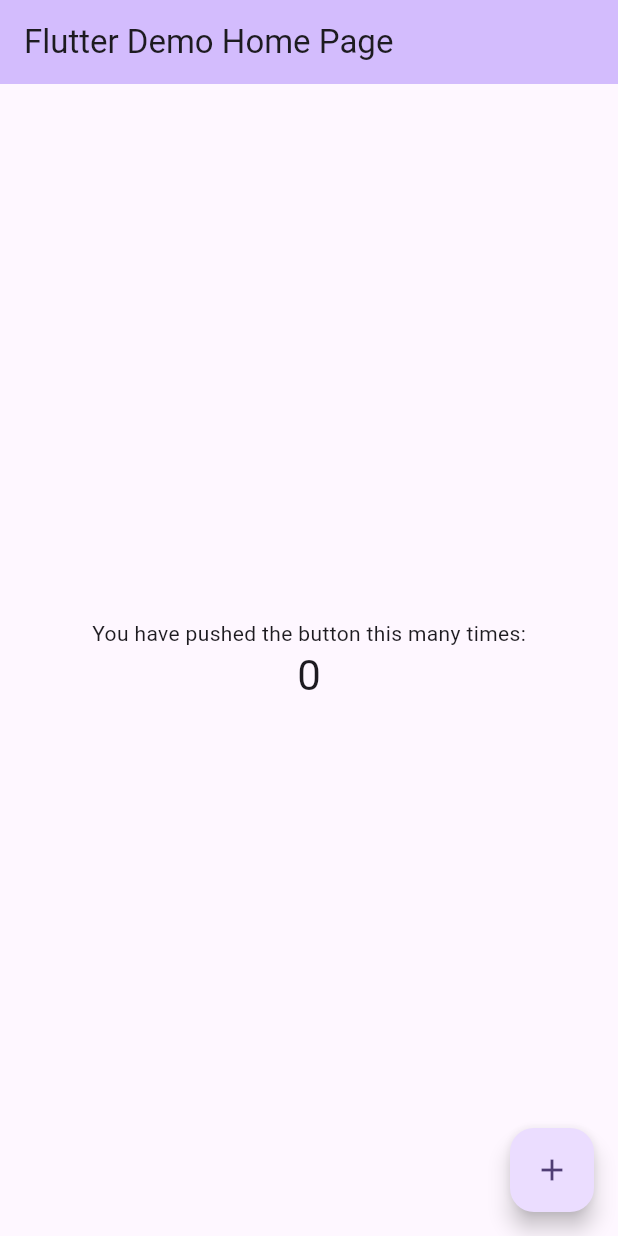
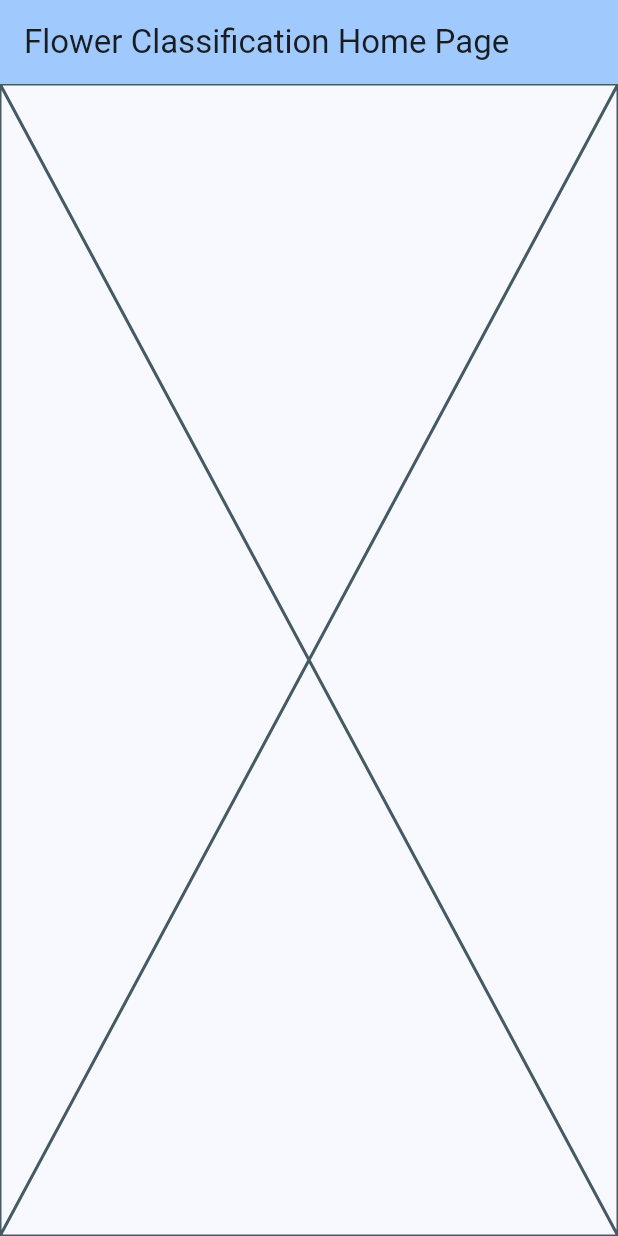
Before and after one commit to MeIidon/BackpropagationBrigade, a Flutter app: the screen it shows after launch, on a phone screen of 412 x 824 dp. Run offline on Flutter 3.47's test engine with Material 3 defaults, Android fonts, the phone set to English and light mode, and no system bars.

Commit message:
empty homepage

```diff
--- a/frontend/lib/main.dart
+++ b/frontend/lib/main.dart
@@ -1,125 +1,36 @@
-import 'package:flutter/material.dart';
+import "package:flutter/material.dart";
 
 void main() {
-  runApp(const MyApp());
+  runApp(const FlowerClassificationApp());
 }
 
-class MyApp extends StatelessWidget {
-  const MyApp({super.key});
+class FlowerClassificationApp extends StatelessWidget {
+  const FlowerClassificationApp({super.key});
 
-  // This widget is the root of your application.
   @override
   Widget build(BuildContext context) {
     return MaterialApp(
-      title: 'Flutter Demo',
+      title: "Flower Classification",
       theme: ThemeData(
-        // This is the theme of your application.
-        //
-        // TRY THIS: Try running your application with "flutter run". You'll see
-        // the application has a purple toolbar. Then, without quitting the app,
-        // try changing the seedColor in the colorScheme below to Colors.green
-        // and then invoke "hot reload" (save your changes or press the "hot
-        // reload" button in a Flutter-supported IDE, or press "r" if you used
-        // the command line to start the app).
-        //
-        // Notice that the counter didn't reset back to zero; the application
-        // state is not lost during the reload. To reset the state, use hot
-        // restart instead.
-        //
-        // This works for code too, not just values: Most code changes can be
-        // tested with just a hot reload.
-        colorScheme: ColorScheme.fromSeed(seedColor: Colors.deepPurple),
+        colorScheme: ColorScheme.fromSeed(seedColor: Colors.blue),
         useMaterial3: true,
       ),
-      home: const MyHomePage(title: 'Flutter Demo Home Page'),
+      home: const FlowerClassificationHomePage(),
     );
   }
 }
 
-class MyHomePage extends StatefulWidget {
-  const MyHomePage({super.key, required this.title});
-
-  // This widget is the home page of your application. It is stateful, meaning
-  // that it has a State object (defined below) that contains fields that affect
-  // how it looks.
-
-  // This class is the configuration for the state. It holds the values (in this
-  // case the title) provided by the parent (in this case the App widget) and
-  // used by the build method of the State. Fields in a Widget subclass are
-  // always marked "final".
-
-  final String title;
-
-  @override
-  State<MyHomePage> createState() => _MyHomePageState();
-}
-
-class _MyHomePageState extends State<MyHomePage> {
-  int _counter = 0;
-
-  void _incrementCounter() {
-    setState(() {
-      // This call to setState tells the Flutter framework that something has
-      // changed in this State, which causes it to rerun the build method below
-      // so that the display can reflect the updated values. If we changed
-      // _counter without calling setState(), then the build method would not be
-      // called again, and so nothing would appear to happen.
-      _counter++;
-    });
-  }
+class FlowerClassificationHomePage extends StatelessWidget {
+  const FlowerClassificationHomePage({super.key});
 
   @override
   Widget build(BuildContext context) {
-    // This method is rerun every time setState is called, for instance as done
-    // by the _incrementCounter method above.
-    //
-    // The Flutter framework has been optimized to make rerunning build methods
-    // fast, so that you can just rebuild anything that needs updating rather
-    // than having to individually change instances of widgets.
     return Scaffold(
       appBar: AppBar(
-        // TRY THIS: Try changing the color here to a specific color (to
-        // Colors.amber, perhaps?) and trigger a hot reload to see the AppBar
-        // change color while the other colors stay the same.
         backgroundColor: Theme.of(context).colorScheme.inversePrimary,
-        // Here we take the value from the MyHomePage object that was created by
-        // the App.build method, and use it to set our appbar title.
-        title: Text(widget.title),
+        title: const Text("Flower Classification Home Page"),
       ),
-      body: Center(
-        // Center is a layout widget. It takes a single child and positions it
-        // in the middle of the parent.
-        child: Column(
-          // Column is also a layout widget. It takes a list of children and
-          // arranges them vertically. By default, it sizes itself to fit its
-          // children horizontally, and tries to be as tall as its parent.
-          //
-          // Column has various properties to control how it sizes itself and
-          // how it positions its children. Here we use mainAxisAlignment to
-          // center the children vertically; the main axis here is the vertical
-          // axis because Columns are vertical (the cross axis would be
-          // horizontal).
-          //
-          // TRY THIS: Invoke "debug painting" (choose the "Toggle Debug Paint"
-          // action in the IDE, or press "p" in the console), to see the
-          // wireframe for each widget.
-          mainAxisAlignment: MainAxisAlignment.center,
-          children: <Widget>[
-            const Text(
-              'You have pushed the button this many times:',
-            ),
-            Text(
-              '$_counter',
-              style: Theme.of(context).textTheme.headlineMedium,
-            ),
-          ],
-        ),
-      ),
-      floatingActionButton: FloatingActionButton(
-        onPressed: _incrementCounter,
-        tooltip: 'Increment',
-        child: const Icon(Icons.add),
-      ), // This trailing comma makes auto-formatting nicer for build methods.
+      body: const Placeholder(),
     );
   }
 }
```
Also changed, not shown: 1 other file.
